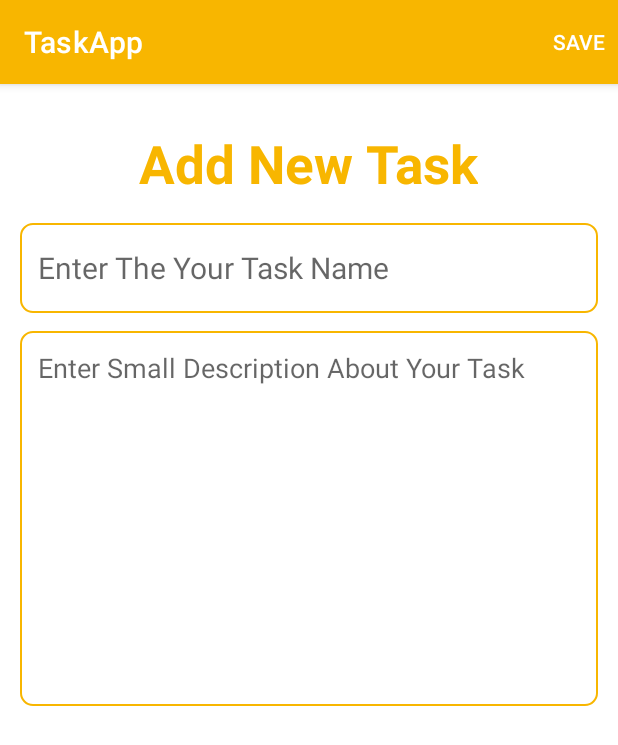
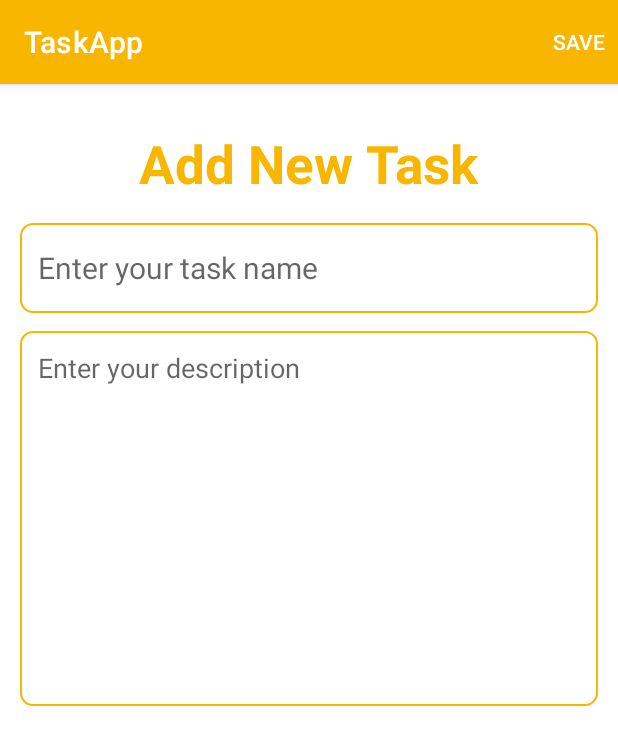
Before and after one commit to SenuraUpeshKumara/TaskApp-ToDo, an Android app: the AddFragment screen opened through its navigation route, on a phone screen of 412 x 824 dp. Shown: the top 745 px of the screen. Run offline under Robolectric (Android 15) with nearby library versions, the phone set to English and light mode, and no system bars; our stand-ins replace Room's generated code, data binding; Roboto replaces fonts that are not available here.

Commit message:
Added string names

```diff
--- a/TaskApp/app/src/main/res/values/strings.xml
+++ b/TaskApp/app/src/main/res/values/strings.xml
@@ -2,14 +2,14 @@
     <string name="app_name">TaskApp</string>
     <string name="hello_blank_fragment">Hello blank fragment</string>
     <string name="add_note">Add Note.</string>
-    <string name="enter_the_title">Enter the title</string>
+    <string name="enter_the_title">Enter the task title</string>
     <string name="enter_the_description">Enter the description</string>
     <string name="add_new_task">Add New Task</string>
     <string name="enter_the_task_titile">enter the task titile</string>
     <string name="enter_the_task_description">enter the task description</string>
-    <string name="edit_task_details">Edit Task Details..</string>
+    <string name="edit_task_details">Edit Task Details</string>
     <string name="description">Description</string>
     <string name="task_title">Task Title</string>
-    <string name="enter_the_your_task_name">Enter The Your Task Name</string>
-    <string name="enter_small_description_about_your_task">Enter Small Description About Your Task</string>
+    <string name="enter_the_your_task_name">Enter your task name</string>
+    <string name="enter_small_description_about_your_task">Enter your description</string>
 </resources>
```
